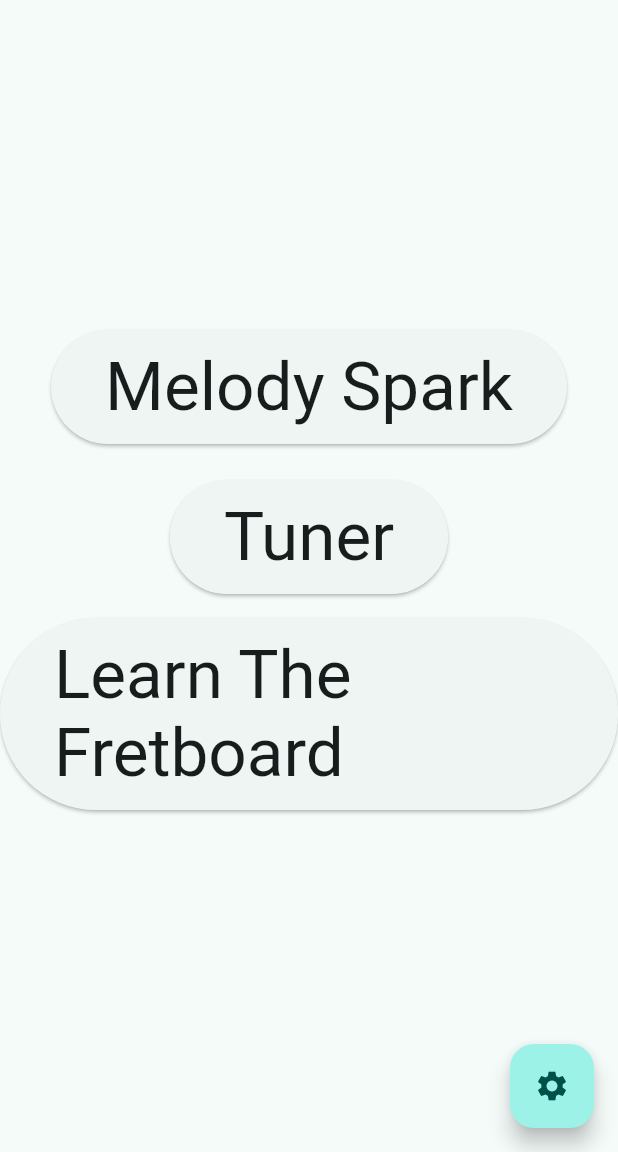
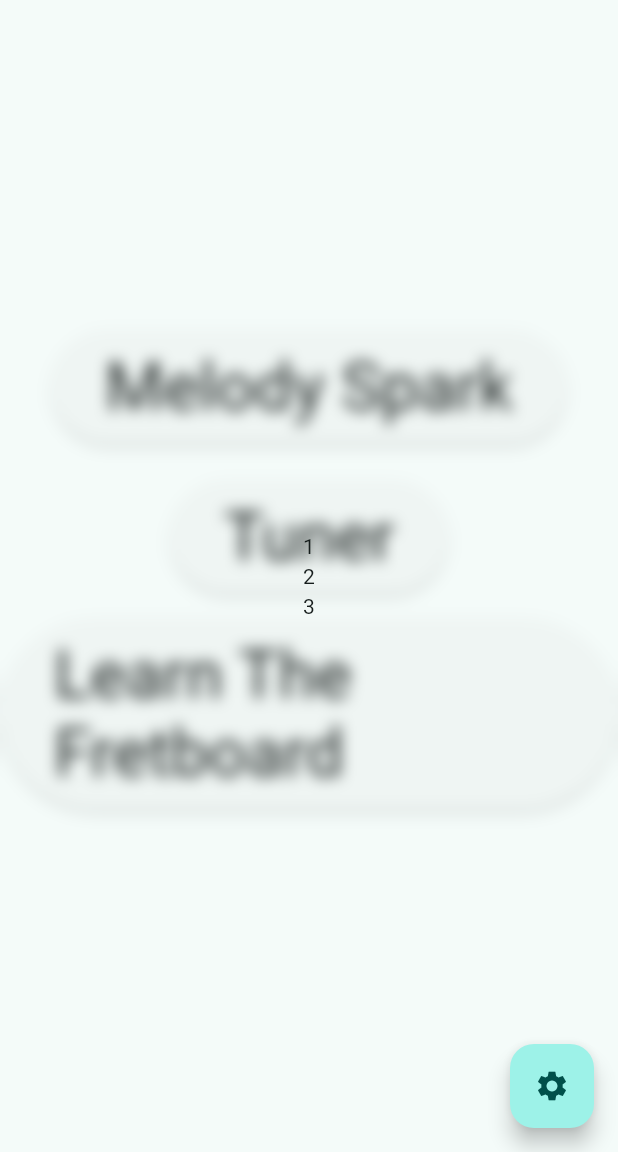
Before and after one commit to jacehalvorson/guitar_buddy, a Flutter app: the screen it shows after launch, after a tap on the "settings" icon, on a phone screen of 412 x 824 dp, the part 84-1236 px from its top. Run offline on Flutter 3.47's test engine with Material 2 defaults, Android fonts, the light colour scheme and no system bars.

Commit message:
Stack structure and blur effect

```diff
--- a/guitar_buddy/lib/main.dart
+++ b/guitar_buddy/lib/main.dart
@@ -1,6 +1,6 @@
+import 'package:flutter/material.dart';
 import 'dart:ui';
 
-import 'package:flutter/material.dart';
 import 'menu_options.dart';
 import 'settings.dart';
 import 'types.dart';
@@ -68,17 +68,23 @@ class _HomePageState extends State<HomePage> {
           child: Text(widget.title),
         ),
       ),
-      body: Stack(
-          children: (_currentAppState == AppState.menu)
-              ? [
-                  BackdropFilter(
-                      filter: ImageFilter.blur(sigmaX: 50, sigmaY: 50),
-                      child: const Center(child: MenuOptions())),
-                  const Center(child: Settings())
-                ]
-              : [
-                  const Center(child: MenuOptions()),
-                ]),
+      body: Stack(children: [
+        // In the menu or settings states, show the menu options
+        if (_currentAppState == AppState.menu ||
+            _currentAppState == AppState.settings) ...[
+          const Center(
+            child: MenuOptions(),
+          ),
+        ],
+
+        // In the settings state, blur the entire screen and open settings page
+        if (_currentAppState == AppState.settings) ...[
+          const BlurredOverlay(),
+          const Center(
+            child: Settings(),
+          ),
+        ]
+      ]),
       floatingActionButton: FloatingActionButton(
         onPressed: _openSettings,
         tooltip: 'Settings',
@@ -87,3 +93,20 @@ class _HomePageState extends State<HomePage> {
     );
   }
 }
+
+class BlurredOverlay extends StatelessWidget {
+  const BlurredOverlay({super.key});
+
+  @override
+  Widget build(BuildContext context) {
+    return BackdropFilter(
+      filter:
+          ImageFilter.blur(sigmaX: 5.0, sigmaY: 5.0), // Adjust blur intensity
+      child: Container(
+        width: double.infinity,
+        height: double.infinity,
+        color: Colors.transparent, // Color with reduced opacity
+      ),
+    );
+  }
+}
--- a/guitar_buddy/lib/menu_options.dart
+++ b/guitar_buddy/lib/menu_options.dart
@@ -1,4 +1,5 @@
 import 'package:flutter/material.dart';
+import 'dart:ui';
 
 class MenuOptions extends StatelessWidget {
   const MenuOptions({super.key});
```
